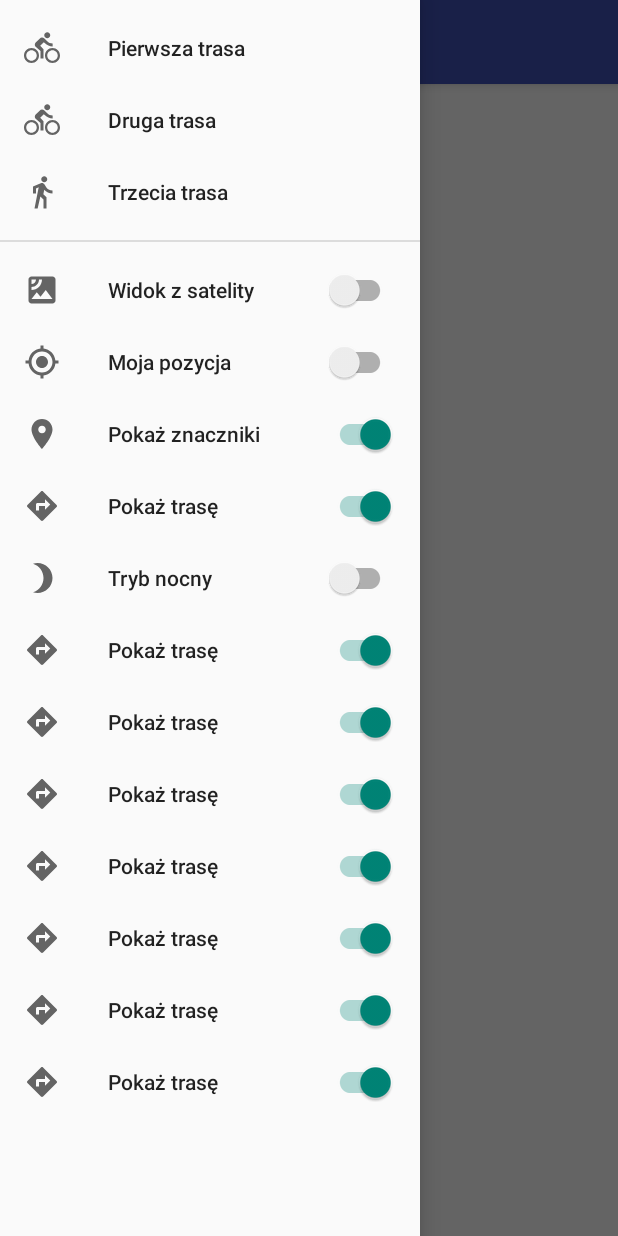
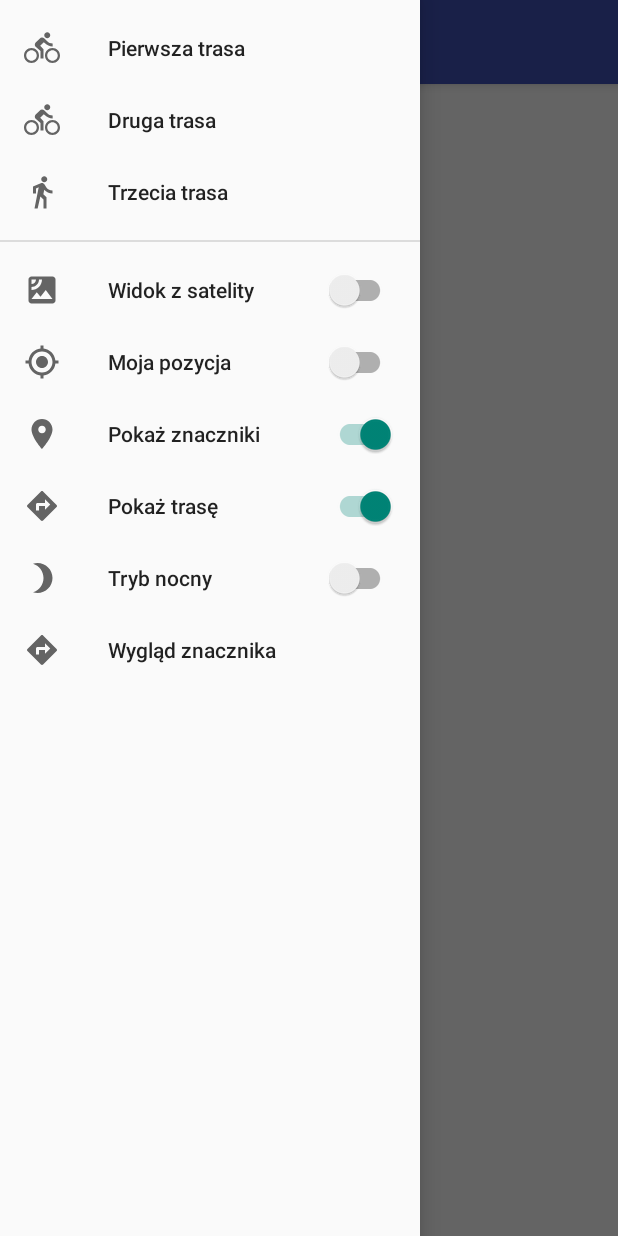
Before and after one commit to tasiuwasiu/PSMA-Maps, an Android app: the MapsActivity screen opened directly, with no data from a screen before it, with the side drawer open, on a phone screen of 412 x 824 dp. Run offline under Robolectric (Android 15) with nearby library versions, the phone set to English and light mode, and no system bars; libraries missing offline, so code that uses them is left out: com.google.maps.android.

Commit message:
Marker icon changing Night mode

```diff
--- a/app/src/main/java/lab/wasikrafal/lab7/MapsActivity.java
+++ b/app/src/main/java/lab/wasikrafal/lab7/MapsActivity.java
@@ -2,7 +2,9 @@ package lab.wasikrafal.lab7;
 
 import android.Manifest;
 import android.app.Activity;
+import android.app.AlertDialog;
 import android.content.Context;
+import android.content.DialogInterface;
 import android.content.SharedPreferences;
 import android.graphics.Color;
 import android.support.annotation.NonNull;
@@ -19,13 +21,16 @@ import android.util.Log;
 import android.view.Menu;
 import android.view.MenuItem;
 import android.widget.CompoundButton;
+import android.widget.ListAdapter;
 import android.widget.Toast;
 
 import com.google.android.gms.maps.CameraUpdateFactory;
 import com.google.android.gms.maps.GoogleMap;
 import com.google.android.gms.maps.OnMapReadyCallback;
 import com.google.android.gms.maps.SupportMapFragment;
+import com.google.android.gms.maps.model.BitmapDescriptorFactory;
 import com.google.android.gms.maps.model.LatLng;
+import com.google.android.gms.maps.model.MapStyleOptions;
 import com.google.android.gms.maps.model.Marker;
 import com.google.android.gms.maps.model.MarkerOptions;
 import com.google.android.gms.maps.model.Polyline;
@@ -41,16 +46,24 @@ public class MapsActivity extends AppCompatActivity implements OnMapReadyCallbac
     private GoogleMap map;
     private DrawerLayout drawerLayout;
     private Activity mapsActivity;
-    private SharedPreferences sharedPreferences;
-    private SharedPreferences.Editor preferenceEditor;
+    private CustomInfoWindowAdapter windowAdapter;
+
     private SwitchCompat satelliteSwitch;
     private SwitchCompat positionSwitch;
     private SwitchCompat markerSwitch;
     private SwitchCompat roadSwitch;
+    private SwitchCompat nightSwitch;
+
     private List<Polyline> currentRoad;
     private List<Marker> currentMarkers;
+    private int currentIcon;
+
+    private SharedPreferences sharedPreferences;
+    private SharedPreferences.Editor preferenceEditor;
+
     private int[] urls;
-    private CustomInfoWindowAdapter windowAdapter;
+    private List<Integer> markerIcons;
+    private List<String> markerIconsDesc;
 
     @Override
     protected void onCreate(Bundle savedInstanceState)
@@ -73,19 +86,32 @@ public class MapsActivity extends AppCompatActivity implements OnMapReadyCallbac
                 .findFragmentById(R.id.map);
         mapFragment.getMapAsync(this);
 
-        initURLS();
+        initData();
         currentMarkers = new ArrayList<>();
         currentRoad = new ArrayList<>();
+        currentIcon = 0;
         windowAdapter = new CustomInfoWindowAdapter(this);
         initNavigationMenu();
     }
 
-    private void initURLS()
+    private void initData()
     {
         urls= new int[3];
         urls[0] = R.string.url_first;
         urls[1] = R.string.url_second;
         urls[2] = R.string.url_third;
+
+        markerIcons = new ArrayList<>();
+        markerIcons.add(R.drawable.red_marker);
+        markerIcons.add(R.drawable.blue_marker);
+        markerIcons.add(R.drawable.green_marker);
+        markerIcons.add(R.drawable.black_marker);
+
+        markerIconsDesc = new ArrayList<>();
+        markerIconsDesc.add(getString(R.string.red));
+        markerIconsDesc.add(getString(R.string.blue));
+        markerIconsDesc.add(getString(R.string.green));
+        markerIconsDesc.add(getString(R.string.black));
     }
 
     private void initNavigationMenu()
@@ -104,6 +130,8 @@ public class MapsActivity extends AppCompatActivity implements OnMapReadyCallbac
                             showRoad(1);
                         if(id == R.id.nav_third_road)
                             showRoad(2);
+                        if(id == R.id.nav_marker_icon)
+                            changeMarkerIcon();
 
                         drawerLayout.closeDrawers();
                         return true;
@@ -179,6 +207,20 @@ public class MapsActivity extends AppCompatActivity implements OnMapReadyCallbac
                 preferenceEditor.apply();
             }
         });
+
+        MenuItem nightItem = navigationMenu.findItem(R.id.nav_night);
+        nightSwitch = (SwitchCompat) nightItem.getActionView().findViewById(R.id.nav_switch);
+        nightSwitch.setOnCheckedChangeListener(new CompoundButton.OnCheckedChangeListener()
+        {
+            @Override
+            public void onCheckedChanged(CompoundButton compoundButton, boolean b)
+            {
+                setMapStyle(b);
+                preferenceEditor = sharedPreferences.edit();
+                preferenceEditor.putBoolean("night", b);
+                preferenceEditor.apply();
+            }
+        });
     }
 
     private void load()
@@ -187,6 +229,9 @@ public class MapsActivity extends AppCompatActivity implements OnMapReadyCallbac
         positionSwitch.setChecked(sharedPreferences.getBoolean("position", false));
         markerSwitch.setChecked(sharedPreferences.getBoolean("markers", true));
         roadSwitch.setChecked(sharedPreferences.getBoolean("road", true));
+        nightSwitch.setChecked(sharedPreferences.getBoolean("night", false));
+        showRoad(sharedPreferences.getInt("chosenRoad", 0));
+        setMarkerIcon(sharedPreferences.getInt("markerIcon", 4));
     }
 
     private void showRoad(final int number)
@@ -208,6 +253,9 @@ public class MapsActivity extends AppCompatActivity implements OnMapReadyCallbac
                         polylineOptions.addAll(PolyUtil.decode(path));
                         currentRoad.add(map.addPolyline(polylineOptions));
                         showMarkers(number);
+                        preferenceEditor = sharedPreferences.edit();
+                        preferenceEditor.putInt("chosenRoad", number);
+                        preferenceEditor.apply();
                     }
                 }
                 else
@@ -246,6 +294,7 @@ public class MapsActivity extends AppCompatActivity implements OnMapReadyCallbac
             {
             }
         }
+        setMarkerIcon(currentIcon);
     }
 
     @Override
@@ -266,6 +315,73 @@ public class MapsActivity extends AppCompatActivity implements OnMapReadyCallbac
         else
             marker.showInfoWindow();
         return false;
+    }
+
+    private void changeMarkerIcon()
+    {
+        ListAdapter adapter = new CustomArrayAdapter(this, markerIconsDesc, markerIcons);
+
+        new AlertDialog.Builder(this).setTitle(getString(R.string.select_icon)).setAdapter(adapter, new DialogInterface.OnClickListener()
+        {
+            @Override
+            public void onClick(DialogInterface dialogInterface, int i)
+            {
+                currentIcon = i;
+                setMarkerIcon(currentIcon);
+            }
+        }).show();
+    }
+
+    private void setMarkerIcon(int index)
+    {
+        switch (index)
+        {
+            case 0:
+            {
+                for (int i = 0; i < currentMarkers.size(); i++)
+                    currentMarkers.get(i).setIcon(BitmapDescriptorFactory.fromResource(R.drawable.red_marker));
+                break;
+            }
+            case 1:
+            {
+                Log.d("in", "item 2");
+                for (int i = 0; i < currentMarkers.size(); i++)
+                    currentMarkers.get(i).setIcon(BitmapDescriptorFactory.fromResource(R.drawable.blue_marker));
+                break;
+            }
+            case 2:
+            {
+                for (int i = 0; i < currentMarkers.size(); i++)
+                    currentMarkers.get(i).setIcon(BitmapDescriptorFactory.fromResource(R.drawable.green_marker));
+                break;
+            }
+            case 3:
+            {
+                for (int i = 0; i < currentMarkers.size(); i++)
+                    currentMarkers.get(i).setIcon(BitmapDescriptorFactory.fromResource(R.drawable.black_marker));
+                break;
+            }
+            default:
+            {
+                for (int i = 0; i < currentMarkers.size(); i++)
+                    currentMarkers.get(i).setIcon(BitmapDescriptorFactory.defaultMarker());
+            }
+        }
+        preferenceEditor = sharedPreferences.edit();
+        preferenceEditor.putInt("markerIcon", index);
+        preferenceEditor.apply();
+    }
+
+    private void setMapStyle( boolean isNightMode)
+    {
+        if (isNightMode)
+        {
+            map.setMapStyle(MapStyleOptions.loadRawResourceStyle(this, R.raw.night_style));
+        }
+        else
+        {
+            map.setMapStyle(MapStyleOptions.loadRawResourceStyle(this, R.raw.day_style));
+        }
     }
 
     private void toogleMarkers(boolean isVisible)
--- a/app/src/main/res/menu/drawer_view.xml
+++ b/app/src/main/res/menu/drawer_view.xml
@@ -52,47 +52,11 @@
             app:actionLayout="@layout/layout_switch"
             />
         <item
-            android:id="@+id/nav_road7"
+            android:id="@+id/nav_marker_icon"
             android:icon="@drawable/ic_road"
-            android:title="@string/show_route"
-            app:actionLayout="@layout/layout_switch_on"
+            android:title="@string/marker_icon"
             />
-        <item
-            android:id="@+id/nav_road6"
-            android:icon="@drawable/ic_road"
-            android:title="@string/show_route"
-            app:actionLayout="@layout/layout_switch_on"
-            />
-        <item
-            android:id="@+id/nav_road5"
-            android:icon="@drawable/ic_road"
-            android:title="@string/show_route"
-            app:actionLayout="@layout/layout_switch_on"
-            />
-        <item
-            android:id="@+id/nav_road4"
-            android:icon="@drawable/ic_road"
-            android:title="@string/show_route"
-            app:actionLayout="@layout/layout_switch_on"
-            />
-        <item
-            android:id="@+id/nav_road3"
-            android:icon="@drawable/ic_road"
-            android:title="@string/show_route"
-            app:actionLayout="@layout/layout_switch_on"
-            />
-        <item
-            android:id="@+id/nav_road2"
-            android:icon="@drawable/ic_road"
-            android:title="@string/show_route"
-            app:actionLayout="@layout/layout_switch_on"
-            />
-        <item
-            android:id="@+id/nav_road1"
-            android:icon="@drawable/ic_road"
-            android:title="@string/show_route"
-            app:actionLayout="@layout/layout_switch_on"
-            />
+
     </group>
 
 </menu>
--- a/app/src/main/res/values/strings.xml
+++ b/app/src/main/res/values/strings.xml
@@ -13,8 +13,17 @@
     <string name="url_third" translatable="false">https://maps.googleapis.com/maps/api/directions/json?origin=  &amp;destination=  &amp;waypoints=  &amp;mode=walking&amp;key=</string>
     <string name="show_route">Pokaż trasę</string>
     <string name="night_mode">Tryb nocny</string>
+    <string name="marker_icon">Wygląd znacznika</string>
+    <string name="select_icon">Wybierz ikonę</string>
+    <string name="red">Czerwony</string>
+    <string name="blue">Niebieski</string>
+    <string name="green">Zielony</string>
+    <string name="black">Czarny</string>
+
 
     //Zoo Wrocław
     <string name="zoo_title">Zoo Wrocław</string>
     <string name="zoo_desc">Piękne wrocławskie ZOO, w którym żyje wiele zwierząt</string>
+
+
 </resources>
```
